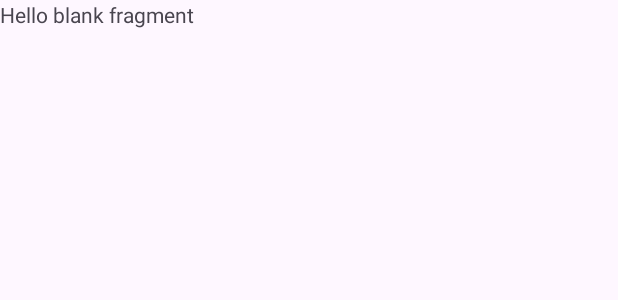
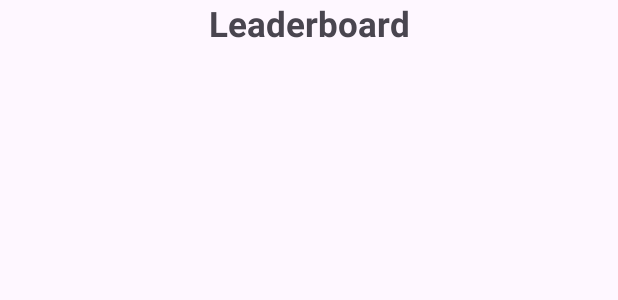
Before and after one commit to streakline/app, an Android app: the layout fragment_leaderboard.xml on its own in the app's theme, with its tools: preview values and no code run, on a phone screen of 412 x 824 dp. Shown: the top 300 px of the screen. Run offline under Robolectric (Android 15) with nearby library versions, the phone set to English and light mode, and no system bars.

Commit message:
leaderboard edited

```diff
--- a/streakline/StreakLine/app/src/main/res/layout/fragment_leaderboard.xml
+++ b/streakline/StreakLine/app/src/main/res/layout/fragment_leaderboard.xml
@@ -5,10 +5,24 @@
     android:layout_height="match_parent"
     tools:context=".presentation.fragments.LeaderboardFragment">
 
-    <!-- TODO: Update blank fragment layout -->
-    <TextView
+    <RelativeLayout
         android:layout_width="match_parent"
-        android:layout_height="match_parent"
-        android:text="@string/hello_blank_fragment" />
+        android:layout_height="match_parent">
+
+        <TextView
+            android:id="@+id/textView"
+            android:layout_width="210dp"
+            android:layout_height="57dp"
+            android:layout_alignParentStart="true"
+            android:layout_alignParentEnd="true"
+            android:layout_marginStart="100dp"
+            android:layout_marginEnd="100dp"
+            android:text="Leaderboard"
+            android:textAlignment="center"
+            android:textSize="23sp"
+            android:textStyle="bold"
+            />
+
+    </RelativeLayout>
 
 </FrameLayout>
```
